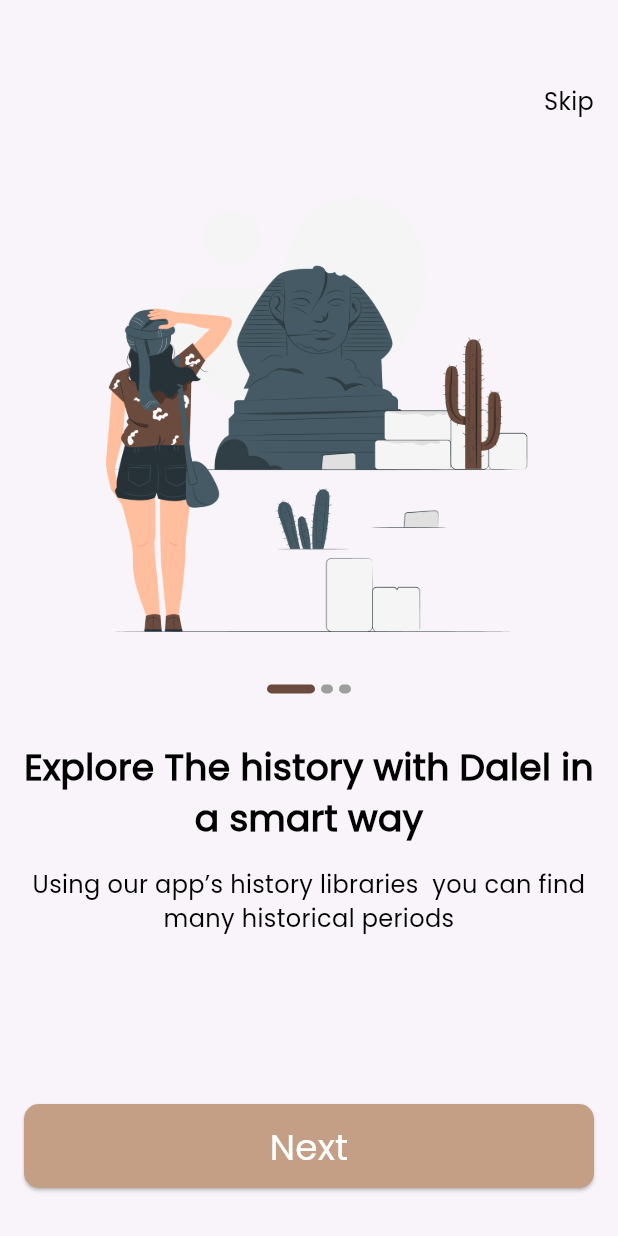
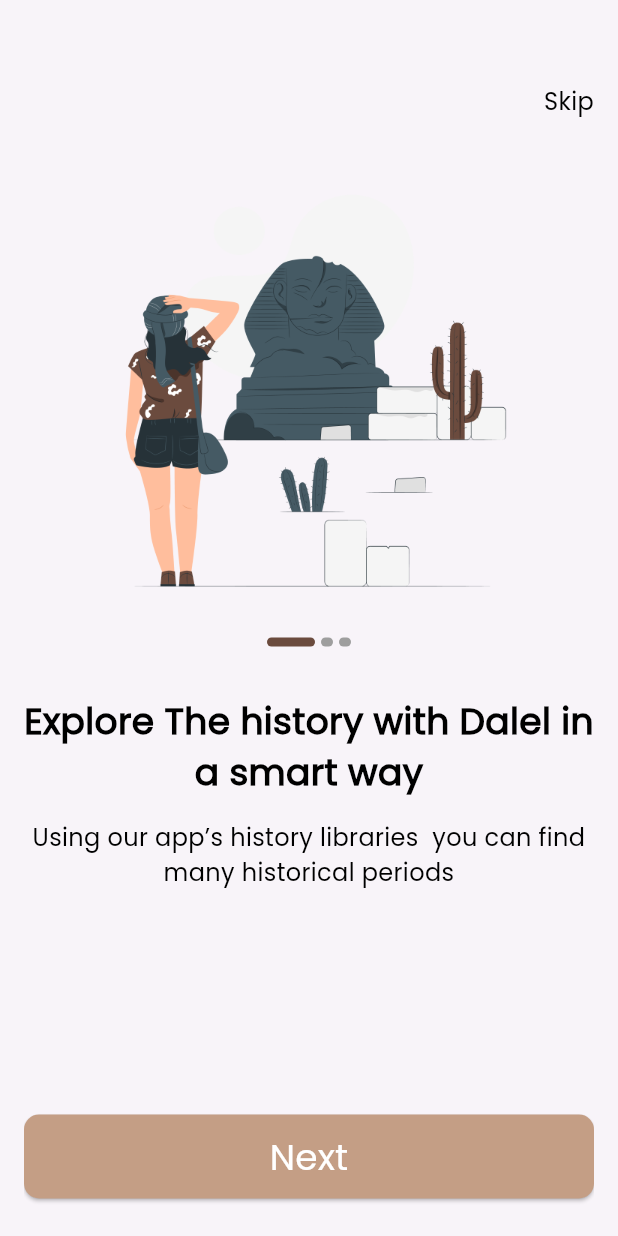
Before and after one commit to mostafasayed118/Dalel-App, a Flutter app: the screen it shows after launch, on a phone screen of 412 x 824 dp. Run offline on Flutter 3.47's test engine with Material 3 defaults, Android fonts, the phone set to English and light mode, and no system bars; drawn by our look-alikes of smooth_page_indicator; our stand-ins replace go_router.

Commit message:
refactor code

```diff
--- a/lib/features/onboarding/presentation/views/onboarding_view.dart
+++ b/lib/features/onboarding/presentation/views/onboarding_view.dart
@@ -14,13 +14,15 @@ class OnboardingView extends StatelessWidget {
       child: Scaffold(
         body: Padding(
           padding: const EdgeInsets.all(16.0),
-          child: Column(
+          child: ListView(
+            physics: const BouncingScrollPhysics(),
             children: [
               //! skip button
               const SizedBox(height: 40),
               const CustomUpperNavBar(),
               const SizedBox(height: 32),
               OnBoardingBody(),
+              const SizedBox(height: 32),
               //! next button
               CustomButton(
                 text: AppStrings.buttonNext,
--- a/lib/features/onboarding/presentation/widgets/obboarding_body_widget.dart
+++ b/lib/features/onboarding/presentation/widgets/obboarding_body_widget.dart
@@ -10,15 +10,25 @@ class OnBoardingBody extends StatelessWidget {
 
   @override
   Widget build(BuildContext context) {
-    return Expanded(
+    return SizedBox(
+      height: 600,
       child: PageView.builder(
+        physics: const BouncingScrollPhysics(),
         controller: controller,
         itemCount: 3,
         itemBuilder: (context, index) {
           return Column(
             children: [
               //! image
-              Image.asset(AppAssets.imagesOnboarding1),
+              Container(
+                  height: 290,
+                  width: 343,
+                  decoration: const BoxDecoration(
+                    image: DecorationImage(
+                      image: AssetImage(AppAssets.imagesOnboarding1),
+                      fit: BoxFit.fill,
+                    ),
+                  )),
               //! indicator
               const SizedBox(height: 24),
               CustomSmoothPageIndicator(controller: controller),
@@ -28,12 +38,19 @@ class OnBoardingBody extends StatelessWidget {
                 AppStrings.onboardingTitleOne,
                 style: CustomTextStyle.poppins600Style28.copyWith(fontSize: 24),
                 textAlign: TextAlign.center,
+                overflow: TextOverflow.ellipsis,
+                maxLines: 2,
               ),
               //! subtitle
               const SizedBox(height: 16),
-              const Text(AppStrings.onboardingSubtitleOne,
-                  style: CustomTextStyle.poppins300Style16,
-                  textAlign: TextAlign.center),
+              const Text(
+                AppStrings.onboardingSubtitleOne,
+                style: CustomTextStyle.poppins300Style16,
+                textAlign: TextAlign.center,
+                overflow: TextOverflow.ellipsis,
+                maxLines: 2,
+              ),
+
             ],
           );
         },
```
Also changed, not shown: lib/core/widgets/custom_btn.dart (line endings or trailing spaces).
